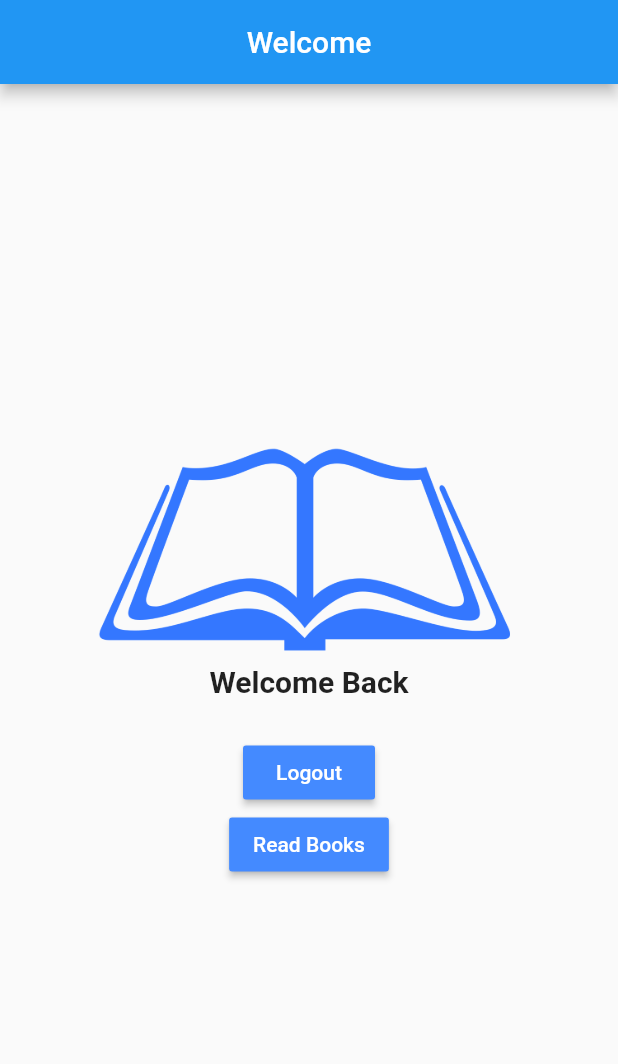
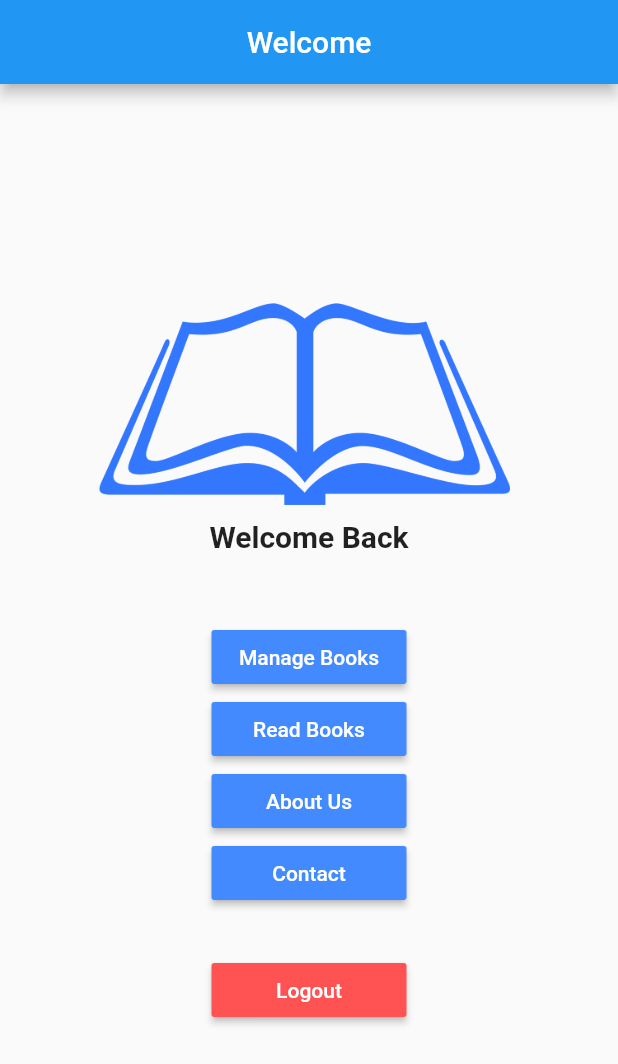
Before and after one commit to LakithaDM/Library-Management-App, a Flutter app: the HomeScreen screen opened directly, on a phone screen of 412 x 824 dp. Shown: the top 1064 px of the screen. Run offline on Flutter 3.47's test engine with Material 2 defaults, Android fonts, the phone set to English and light mode, and no system bars; our stand-ins replace firebase_auth, firebase_core, fluttertoast; missing offline and left inert: syncfusion_flutter_pdfviewer; accounts and stored records are empty.

Commit message:
Redesign the raised buttons

```diff
--- a/demoapp/lib/screens/home_screen.dart
+++ b/demoapp/lib/screens/home_screen.dart
@@ -39,16 +39,29 @@ class _HomeScreenState extends State<HomeScreen> {
               SizedBox(
                 height: 15,
               ),
-              RaisedButton(
+              Column(children: <Widget>[
+                Container(
+                  height: 20,
+                ),
+                SizedBox(
+                  width: 130,
+                  child: RaisedButton(
+                    color: Colors.blueAccent,
+                    onPressed: () {
+                      Navigator.push(
+                        context,
+                        MaterialPageRoute(builder: (context) => BooksScreen()),
+                      );
+                    },
                     child: Text(
-                    "Logout",
+                      'Manage Books',
                       style: TextStyle(color: Colors.white),
                     ),
-                  color: Colors.blueAccent,
-                  onPressed: () {
-                    logout(context);
-                  }),
-              RaisedButton(
+                  ),
+                ),
+                SizedBox(
+                  width: 130,
+                  child: RaisedButton(
                     color: Colors.blueAccent,
                     onPressed: () {
                       Navigator.push(
@@ -60,7 +73,56 @@ class _HomeScreenState extends State<HomeScreen> {
                       'Read Books',
                       style: TextStyle(color: Colors.white),
                     ),
-              )
+                  ),
+                ),
+                SizedBox(
+                  width: 130,
+                  child: RaisedButton(
+                    color: Colors.blueAccent,
+                    onPressed: () {
+                      Navigator.push(
+                        context,
+                        MaterialPageRoute(builder: (context) => BooksScreen()),
+                      );
+                    },
+                    child: Text(
+                      'About Us',
+                      style: TextStyle(color: Colors.white),
+                    ),
+                  ),
+                ),
+                SizedBox(
+                  width: 130,
+                  child: RaisedButton(
+                    color: Colors.blueAccent,
+                    onPressed: () {
+                      Navigator.push(
+                        context,
+                        MaterialPageRoute(builder: (context) => BooksScreen()),
+                      );
+                    },
+                    child: Text(
+                      'Contact',
+                      style: TextStyle(color: Colors.white),
+                    ),
+                  ),
+                ),
+                Container(
+                  height: 30,
+                ),
+                SizedBox(
+                  width: 130,
+                  child: RaisedButton(
+                      child: Text(
+                        "Logout",
+                        style: TextStyle(color: Colors.white),
+                      ),
+                      color: Colors.redAccent,
+                      onPressed: () {
+                        logout(context);
+                      }),
+                ),
+              ]),
             ],
           ),
         ),
```
Lines whose indentation alone changed are shown as unchanged.
